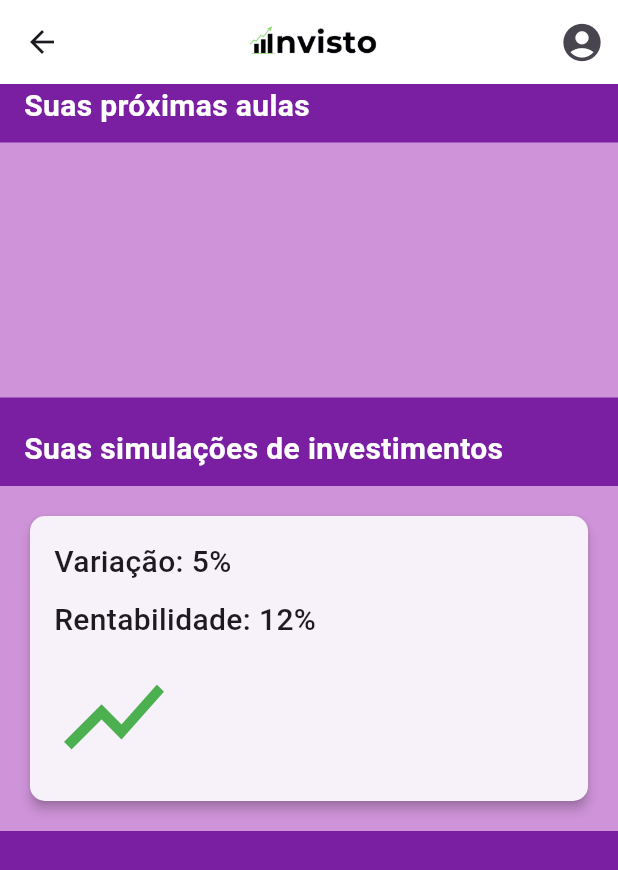
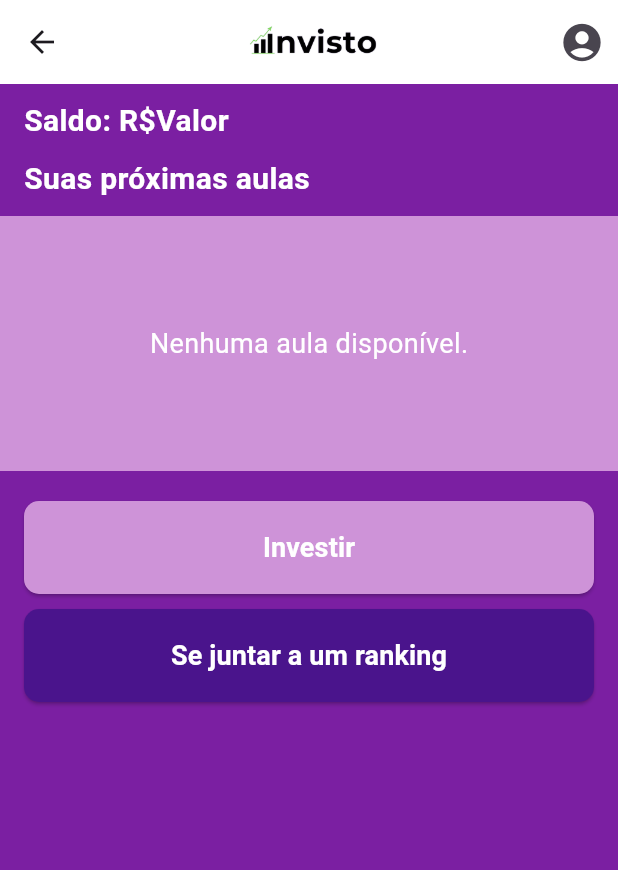
Before and after one commit to joao-ga/invisto_app, a Flutter app: the HomeScreen screen opened directly, on a phone screen of 412 x 824 dp. Shown: the top 870 px of the screen. Run offline on Flutter 3.47's test engine with Material 3 defaults, Android fonts, the phone set to English and light mode, and no system bars; our stand-ins replace firebase_auth, firebase_core; accounts and stored records are empty; network calls fail; project files that could hold a hidden picture were left out.

Commit message:
HomeAtualizada

```diff
--- a/lib/screens/home_screen.dart
+++ b/lib/screens/home_screen.dart
@@ -13,6 +13,9 @@ class _HomeScreenState extends State<HomeScreen> {
   late final LessonService _lessonService;
   List<dynamic> lessons = [];
   late int qtdInvicoin;
+
+  // Simula se o usuário está em um ranking
+  bool isInRanking = false;
 
   @override
   void initState() {
@@ -44,6 +47,110 @@ class _HomeScreenState extends State<HomeScreen> {
     }
   }
 
+  void showJoinRankingDialog() {
+    showDialog(
+      context: context,
+      builder: (BuildContext context) {
+        return AlertDialog(
+          title: Text("Se juntar a um ranking"),
+          content: Column(
+            mainAxisSize: MainAxisSize.min,
+            children: [
+              ElevatedButton(
+                onPressed: () {
+                  Navigator.of(context).pop(); // Fecha o diálogo atual
+                  showParticipateDialog(); // Abre o próximo diálogo
+                },
+                style: ElevatedButton.styleFrom(
+                  backgroundColor: Colors.purple[900],
+                  padding: const EdgeInsets.symmetric(vertical: 12.0),
+                ),
+                child: Text(
+                  "Participar de ranking",
+                  style: TextStyle(
+                    fontSize: 16,
+                    color: Colors.white,
+                  ),
+                ),
+              ),
+              SizedBox(height: 10),
+              ElevatedButton(
+                onPressed: () {
+                  setState(() {
+                    isInRanking = true; // Simula que o usuário criou ou entrou em um ranking
+                  });
+                  Navigator.of(context).pop(); // Fecha o diálogo
+                },
+                style: ElevatedButton.styleFrom(
+                  backgroundColor: Colors.purple[700],
+                  padding: const EdgeInsets.symmetric(vertical: 12.0),
+                ),
+                child: Text(
+                  "Criar um ranking",
+                  style: TextStyle(
+                    fontSize: 16,
+                    color: Colors.white,
+                  ),
+                ),
+              ),
+            ],
+          ),
+          actions: [
+            TextButton(
+              onPressed: () {
+                Navigator.of(context).pop(); // Fecha o diálogo
+              },
+              child: Text("Cancelar"),
+            ),
+          ],
+        );
+      },
+    );
+  }
+
+  void showParticipateDialog() {
+    showDialog(
+      context: context,
+      builder: (BuildContext context) {
+        return AlertDialog(
+          title: Text("Participar de ranking"),
+          content: Column(
+            mainAxisSize: MainAxisSize.min,
+            children: [
+              TextField(
+                decoration: InputDecoration(
+                  labelText: "Código de convite",
+                  border: OutlineInputBorder(),
+                ),
+              ),
+              SizedBox(height: 10),
+            ],
+          ),
+          actions: [
+            TextButton(
+              onPressed: () {
+                Navigator.of(context).pop(); // Fecha o diálogo
+              },
+              child: Text("Cancelar"),
+            ),
+            ElevatedButton(
+              onPressed: () {
+                setState(() {
+                  isInRanking = true; // Simula que o usuário entrou no ranking
+                });
+                Navigator.of(context).pop(); // Fecha o diálogo
+                ScaffoldMessenger.of(context).showSnackBar(
+                  SnackBar(content: Text("Você entrou no ranking!")),
+                );
+              },
+              child: Text("Entrar"),
+            ),
+          ],
+        );
+      },
+    );
+  }
+
   @override
   Widget build(BuildContext context) {
     return Scaffold(
@@ -71,10 +178,24 @@ class _HomeScreenState extends State<HomeScreen> {
         ],
       ),
       body: Container(
-        color: Colors.purple[700],
+        color: Colors.purple[700], // Define o fundo roxo
         child: Column(
           crossAxisAlignment: CrossAxisAlignment.start,
           children: [
+            // Saldo do usuário
+            Padding(
+              padding: const EdgeInsets.symmetric(horizontal: 16.0, vertical: 10.0),
+              child: Text(
+                'Saldo: R\$Valor',
+                style: TextStyle(
+                  fontSize: 20,
+                  fontWeight: FontWeight.bold,
+                  color: Colors.white,
+                ),
+              ),
+            ),
+
+            // Próximas aulas
             Padding(
               padding: const EdgeInsets.symmetric(horizontal: 16.0),
               child: Text(
@@ -87,14 +208,14 @@ class _HomeScreenState extends State<HomeScreen> {
               ),
             ),
             SizedBox(height: 10),
-
             Container(
               color: Colors.purple[200],
               width: double.infinity,
               padding: const EdgeInsets.symmetric(vertical: 10.0),
               child: Container(
-                height: 150,
-                child: ListView.builder(
+                height: 150, // Altura fixa da área das aulas
+                child: lessons.isNotEmpty
+                    ? ListView.builder(
                   scrollDirection: Axis.horizontal,
                   padding: EdgeInsets.symmetric(horizontal: 10),
                   itemCount: lessons.length,
@@ -105,29 +226,119 @@ class _HomeScreenState extends State<HomeScreen> {
                       child: _buildClassCard(lesson),
                     );
                   },
+                )
+                    : Center(
+                  child: Text(
+                    "Nenhuma aula disponível.",
+                    style: TextStyle(
+                      fontSize: 18,
+                      color: Colors.white,
                     ),
                   ),
                 ),
+              ),
+            ),
+
+            // Botão Investir
             SizedBox(height: 20),
-
             Padding(
               padding: const EdgeInsets.symmetric(horizontal: 16.0),
+              child: SizedBox(
+                width: double.infinity,
+                child: ElevatedButton(
+                  onPressed: () {
+                    print("Botão Investir clicado!");
+                  },
+                  style: ElevatedButton.styleFrom(
+                    backgroundColor: Colors.purple[200],
+                    padding: const EdgeInsets.symmetric(vertical: 18.0),
+                    shape: RoundedRectangleBorder(
+                      borderRadius: BorderRadius.circular(10.0),
+                    ),
+                  ),
                   child: Text(
-                'Suas simulações de investimentos',
+                    "Investir",
                     style: TextStyle(
-                  fontSize: 20,
+                      fontSize: 18,
                       fontWeight: FontWeight.bold,
                       color: Colors.white,
                     ),
                   ),
                 ),
+              ),
+            ),
+
+            // Botão ou ranking
+            if (!isInRanking)
+              Padding(
+                padding: const EdgeInsets.symmetric(horizontal: 16.0, vertical: 10.0),
+                child: SizedBox(
+                  width: double.infinity,
+                  child: ElevatedButton(
+                    onPressed: showJoinRankingDialog,
+                    style: ElevatedButton.styleFrom(
+                      backgroundColor: Colors.purple[900],
+                      padding: const EdgeInsets.symmetric(vertical: 18.0),
+                      shape: RoundedRectangleBorder(
+                        borderRadius: BorderRadius.circular(10.0),
+                      ),
+                    ),
+                    child: Text(
+                      "Se juntar a um ranking",
+                      style: TextStyle(
+                        fontSize: 18,
+                        fontWeight: FontWeight.bold,
+                        color: Colors.white,
+                      ),
+                    ),
+                  ),
+                ),
+              ),
+
+            // Renderiza o ranking apenas se isInRanking for true
+            if (isInRanking)
+              Padding(
+                padding: const EdgeInsets.symmetric(horizontal: 16.0, vertical: 20.0),
+                child: Column(
+                  crossAxisAlignment: CrossAxisAlignment.start,
+                  children: [
+                    Text(
+                      "Ranking",
+                      style: TextStyle(
+                        fontSize: 24,
+                        fontWeight: FontWeight.bold,
+                        color: Colors.white,
+                      ),
+                    ),
                     SizedBox(height: 10),
-
-            Container(
-              color: Colors.purple[200],
-              width: double.infinity,
-              padding: const EdgeInsets.all(16.0),
-              child: _buildInvestmentSimulation(),
+                    Column(
+                      children: List.generate(7, (index) {
+                        return Padding(
+                          padding: const EdgeInsets.only(bottom: 8.0),
+                          child: Container(
+                            height: 40, // Altura reduzida para o ranking
+                            decoration: BoxDecoration(
+                              color: Colors.purple[100],
+                              borderRadius: BorderRadius.circular(10),
+                            ),
+                            padding: const EdgeInsets.symmetric(horizontal: 16.0),
+                            child: Row(
+                              children: [
+                                Text(
+                                  "${index + 1}° -",
+                                  style: TextStyle(
+                                    fontSize: 16,
+                                    color: Colors.black,
+                                  ),
+                                ),
+                              ],
+                            ),
+                          ),
+                        );
+                      }),
+                    ),
+                  ],
+                ),
               ),
           ],
         ),
@@ -135,70 +346,12 @@ class _HomeScreenState extends State<HomeScreen> {
     );
   }
 
-  Widget _buildClassCard(dynamic lesson) {
-    return AspectRatio(
+  Widget _buildClassCard(dynamic lesson) => AspectRatio(
     aspectRatio: 1,
     child: Material(
-        color: Colors.purple[700],
-        borderRadius: BorderRadius.circular(100),
       child: InkWell(
-          onTap: () {
-            Navigator.push(
-              context,
-              MaterialPageRoute(
-                builder: (context) => LessonScreen(subject: lesson['subject']),
-              ),
-            );
-          },
-          splashColor: Colors.purple[300],
-          highlightColor: Colors.purple[200],
-          borderRadius: BorderRadius.circular(100),
-          child: Center(
-            child: Text(
-              "Aula ${lesson['subject']}",
-              style: TextStyle(
-                fontSize: 20,
-                color: Colors.white,
-                fontWeight: FontWeight.bold,
-              ),
-            ),
-          ),
+        onTap: () {},
       ),
     ),
   );
 }
-
-  Widget _buildInvestmentSimulation() {
-    return Card(
-      shape: RoundedRectangleBorder(
-        borderRadius: BorderRadius.circular(10),
-      ),
-      elevation: 3,
-      child: Padding(
-        padding: const EdgeInsets.all(16.0),
-        child: Column(
-          crossAxisAlignment: CrossAxisAlignment.start,
-          children: [
-            Text(
-              "Variação: 5%",
-              style: TextStyle(
-                fontSize: 20,
-                fontWeight: FontWeight.w500,
-              ),
-            ),
-            SizedBox(height: 10),
-            Text(
-              "Rentabilidade: 12%",
-              style: TextStyle(
-                fontSize: 20,
-                fontWeight: FontWeight.w500,
-              ),
-            ),
-            SizedBox(height: 10),
-            Icon(Icons.show_chart, color: Colors.green, size: 80),
-          ],
-        ),
-      ),
-    );
-  }
-}
```
Lines whose indentation alone changed are shown as unchanged.
